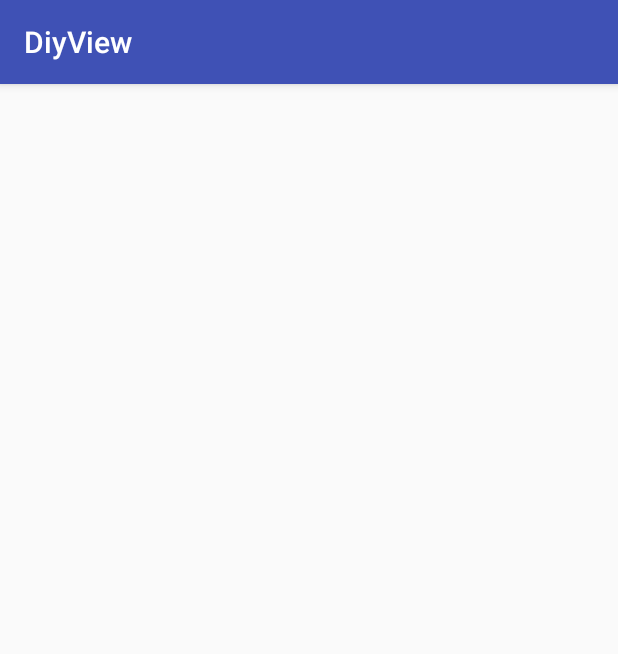
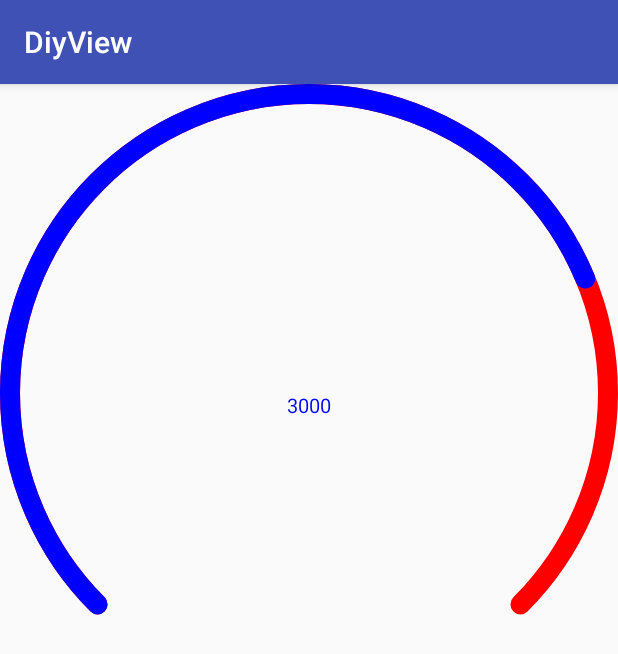
Before and after one commit to VinVon/DiyView, an Android app: the screen it shows after launch (MainActivity), on a phone screen of 412 x 824 dp. Shown: the top 654 px of the screen. Run offline under Robolectric (Android 15) with nearby library versions, the phone set to English and light mode, and no system bars.

Commit message:
QQStepView

```diff
--- a/app/src/main/java/com/demo/diyview/MainActivity.java
+++ b/app/src/main/java/com/demo/diyview/MainActivity.java
@@ -1,25 +1,33 @@
 package com.demo.diyview;
 
+import android.animation.ObjectAnimator;
+import android.animation.ValueAnimator;
+import android.renderscript.Sampler;
 import android.support.v7.app.AppCompatActivity;
 import android.os.Bundle;
-import android.view.View;
-import android.widget.TextView;
-import android.widget.Toast;
+import android.view.animation.DecelerateInterpolator;
 
-import com.demo.diyview.view.MyTextView;
+import com.demo.diyview.view.View01;
 
 public class MainActivity extends AppCompatActivity {
-    private MyTextView myTextView;
+    private View01 myTextView;
     @Override
     protected void onCreate(Bundle savedInstanceState) {
         super.onCreate(savedInstanceState);
         setContentView(R.layout.activity_main);
-        myTextView = (MyTextView) findViewById(R.id.text);
-        myTextView.setOnCliCkhaha(new MyTextView.OnClickListener() {
+        myTextView = (View01) findViewById(R.id.test);
+        myTextView.setmStepMax(4000);
+        //属性动画
+        ValueAnimator valueAnimator = ObjectAnimator.ofFloat(0, 3000);
+        valueAnimator.setDuration(1000);
+        valueAnimator.setInterpolator(new DecelerateInterpolator());
+        valueAnimator.addUpdateListener(new ValueAnimator.AnimatorUpdateListener() {
             @Override
-            public void OnClick(View v) {
-                Toast.makeText(MainActivity.this, "fdsfs", Toast.LENGTH_SHORT).show();
+            public void onAnimationUpdate(ValueAnimator valueAnimator) {
+                float animatedValue = (float) valueAnimator.getAnimatedValue();
+                myTextView.setmCurrentStep((int)animatedValue);
             }
         });
+        valueAnimator.start();
     }
 }
--- /dev/null
+++ b/app/src/main/java/com/demo/diyview/view/View01.java
@@ -0,0 +1,112 @@
+package com.demo.diyview.view;
+
+import android.content.Context;
+import android.content.res.TypedArray;
+import android.graphics.Canvas;
+import android.graphics.Color;
+import android.graphics.Paint;
+import android.graphics.Rect;
+import android.graphics.RectF;
+import android.support.annotation.Nullable;
+import android.util.AttributeSet;
+import android.view.View;
+
+import com.demo.diyview.R;
+
+/**
+ * QQStepView
+ * Created by 123 on 2017/7/22.
+ */
+
+public class View01 extends View {
+    private int  outerColor = Color.RED;
+    private int  ineerColor = Color.BLUE;
+    private int  cycleWidth  =   20;
+    private int  textSize    =   20;
+    private int  textColor   = Color.BLUE;
+    private Paint mOutPaint ,mIneerPaint,mTextPaint;
+    //总共步数
+    private  int mStepMax  = 0;
+    //当前步数
+    private  int mCurrentStep  = 0;
+
+    public View01(Context context) {
+        super(context);
+    }
+
+    public View01(Context context, @Nullable AttributeSet attrs) {
+        super(context, attrs);
+    }
+
+    public View01(Context context, @Nullable AttributeSet attrs, int defStyleAttr) {
+        super(context, attrs, defStyleAttr);
+        //获取自定义属性
+        TypedArray typedArray = context.obtainStyledAttributes(attrs, R.styleable.QQStepView);
+        outerColor = typedArray.getColor(R.styleable.QQStepView_outerColor,outerColor);
+        ineerColor = typedArray.getColor(R.styleable.QQStepView_innerColor,ineerColor);
+        cycleWidth = typedArray.getDimensionPixelSize(R.styleable.QQStepView_cycleWithd,cycleWidth);
+        textSize = typedArray.getDimensionPixelSize(R.styleable.QQStepView_stepSize,textSize);
+        textColor = typedArray.getColor(R.styleable.QQStepView_stepColor,textColor);
+        typedArray.recycle();
+    }
+
+    @Override
+    protected void onMeasure(int widthMeasureSpec, int heightMeasureSpec) {
+        super.onMeasure(widthMeasureSpec, heightMeasureSpec);
+        //定义大小
+        int width = MeasureSpec.getSize(widthMeasureSpec);
+        int height = MeasureSpec.getSize(heightMeasureSpec);
+        setMeasuredDimension(width>height?height:width,width>height?height:width);
+        mOutPaint = new Paint();
+        mOutPaint.setAntiAlias(true);
+        mOutPaint.setStrokeWidth(cycleWidth);
+        mOutPaint.setColor(outerColor);
+        mOutPaint.setStrokeCap(Paint.Cap.ROUND);
+        mOutPaint.setStyle(Paint.Style.STROKE);
+
+        mIneerPaint = new Paint();
+        mIneerPaint.setAntiAlias(true);
+        mIneerPaint.setStrokeWidth(cycleWidth);
+        mIneerPaint.setColor(ineerColor);
+        mIneerPaint.setStrokeCap(Paint.Cap.ROUND);
+        mIneerPaint.setStyle(Paint.Style.STROKE);
+
+        mTextPaint = new Paint();
+        mTextPaint.setAntiAlias(true);
+        mTextPaint.setColor(textColor);
+        mTextPaint.setTextSize(textSize);
+    }
+
+    // 3.画外弧,画内弧,画文字
+    @Override
+    protected void onDraw(Canvas canvas) {
+        super.onDraw(canvas);
+        //3.画外弧
+        RectF mRextF =  new RectF(cycleWidth/2,cycleWidth/2,getWidth()-cycleWidth/2,getWidth()-cycleWidth/2);
+        canvas.drawArc(mRextF,135,270,false,mOutPaint);
+        //3.画内弧 画百分比
+        float sweepAngle =(float)mCurrentStep/mStepMax;
+        canvas.drawArc(mRextF,135,sweepAngle*270,false,mIneerPaint);
+        //3.画文字
+        String  steptext = mCurrentStep+"";
+        Rect textBound = new Rect();
+        mTextPaint.getTextBounds(steptext,0,steptext.length(),textBound);
+        int dx = getWidth()/2-textBound.width()/2;
+        //基线
+        Paint.FontMetricsInt fontMetricsInt = mTextPaint.getFontMetricsInt();
+        int dy =(fontMetricsInt.bottom-fontMetricsInt.top)/2+fontMetricsInt.bottom;
+        int baseLines = getHeight()/2+dy;
+         canvas.drawText(steptext,dx,baseLines,mTextPaint);
+    }
+    //其他，添加计步器动画等等
+
+    public synchronized  void setmStepMax(int mStepMax) {
+        this.mStepMax = mStepMax;
+    }
+
+    public synchronized  void setmCurrentStep(int mCurrentStep) {
+        this.mCurrentStep = mCurrentStep;
+        //不断绘制
+        invalidate();
+    }
+}
--- a/app/src/main/res/layout/activity_main.xml
+++ b/app/src/main/res/layout/activity_main.xml
@@ -1,18 +1,21 @@
 <?xml version="1.0" encoding="utf-8"?>
-<android.support.constraint.ConstraintLayout xmlns:android="http://schemas.android.com/apk/res/android"
+<android.support.constraint.ConstraintLayout
+    xmlns:android="http://schemas.android.com/apk/res/android"
     xmlns:tools="http://schemas.android.com/tools"
     xmlns:app="http://schemas.android.com/apk/res-auto"
     android:layout_width="match_parent"
     android:layout_height="match_parent"
     tools:context="com.demo.diyview.MainActivity">
 
-    <com.demo.diyview.view.MyTextView
-        android:id="@+id/text"
+    <com.demo.diyview.view.View01
         android:layout_width="wrap_content"
         android:layout_height="wrap_content"
-        app:text="的撒打算等到大是大叔大苏打似的大是大叔大苏打"
-        app:textColor="@color/colorPrimary"
-        app:textSize="17dp"
+        app:outerColor="@color/colorAccent"
+        app:innerColor="@color/colorPrimary"
+        app:cycleWithd="6dp"
+        app:stepColor="@color/colorPrimary"
+        app:stepSize="36sp"
+        android:id="@+id/test"
         />
 
 </android.support.constraint.ConstraintLayout>
--- a/app/src/main/res/values/attrs.xml
+++ b/app/src/main/res/values/attrs.xml
@@ -4,4 +4,11 @@
         <attr name="textSize" format="dimension"></attr>
         <attr name="textColor" format="color"></attr>
     </declare-styleable>
+    <declare-styleable name="QQStepView">
+        <attr name="outerColor" format="color"></attr>
+        <attr name="innerColor" format="color"></attr>
+        <attr name="cycleWithd" format="dimension"></attr>
+        <attr name="stepSize" format="dimension"></attr>
+        <attr name="stepColor" format="color"></attr>
+    </declare-styleable>
 </resources>
```
